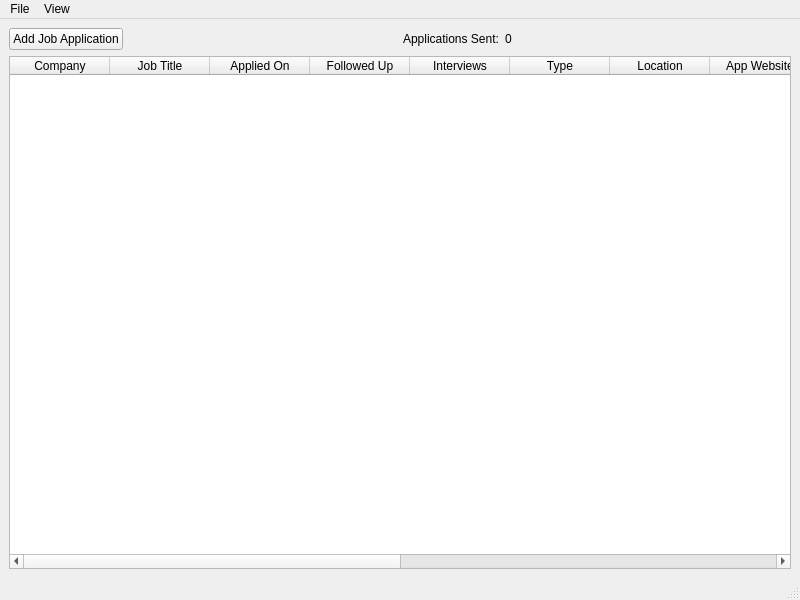
The window that JobAppTracker/QtGUI/ui/JobAppTrackerMainWindow.ui (dwp1084/QtJobAppTracker) describes before a commit, drawn with Qt 5.
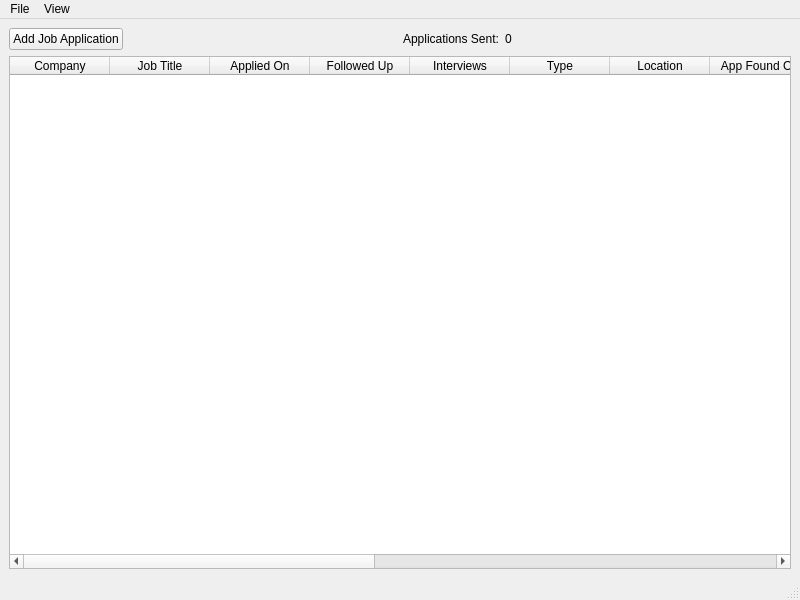
The same window after the commit.

Commit message: Added additional field for places where I found application from

Patch:
```diff
--- a/JobAppTracker/QtGUI/ui/JobAppTrackerMainWindow.ui
+++ b/JobAppTracker/QtGUI/ui/JobAppTrackerMainWindow.ui
@@ -117,6 +117,11 @@
         <string>Location</string>
        </property>
       </column>
+      <column>
+       <property name="text">
+        <string>App Found On</string>
+       </property>
+      </column>
       <column>
        <property name="text">
         <string>App Website</string>
```
The commit also changes 6 other files.
